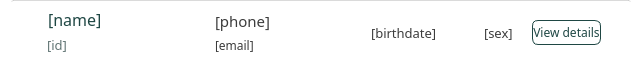
Qt form ui/item_patients.ui (karlito20/AdoraFlowProject) before a commit.
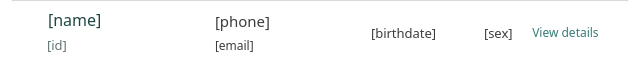
The same form after that commit.

What changed in the file:
```diff
--- a/ui/item_patients.ui
+++ b/ui/item_patients.ui
@@ -678,7 +678,7 @@
         </layout>
        </widget>
       </item>
-      <item>
+      <item alignment="Qt::AlignmentFlag::AlignRight">
        <widget class="QPushButton" name="viewdetails_button">
         <property name="maximumSize">
          <size>
@@ -696,20 +696,16 @@
         </property>
         <property name="styleSheet">
          <string notr="true">#viewdetails_button {
-background: white;
-
-border-radius: 6px;
-
-border: 1px solid #1F4744;
-
-color: #1F4744;
+	color: #367D77;
+	background: transparent;
+	border: 0px;
 }
+
 #viewdetails_button:hover {
 background: #DBF0EE;	
 }
-#viewdetails_button:pressed {
-background: #B8E0DD;
-}</string>
+
+</string>
         </property>
         <property name="text">
          <string>View details</string>
```
Left out of the diff: 2 changed lines with no effect on the pictures.
